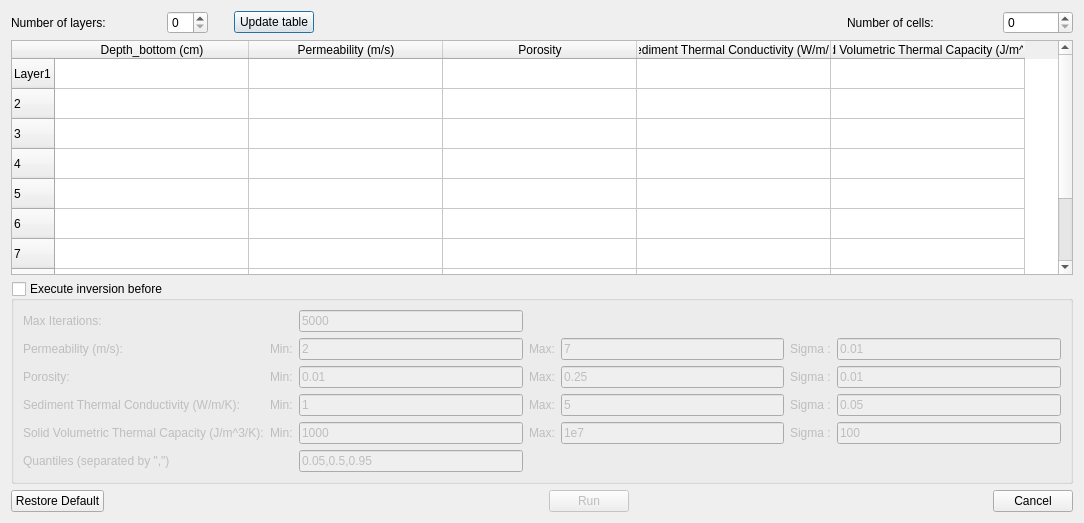
The window that Molonari_2021/ihm/molonaviz/dialogcompute.ui (GVigne/Molonari-2022) describes before a commit, drawn with Qt 5.
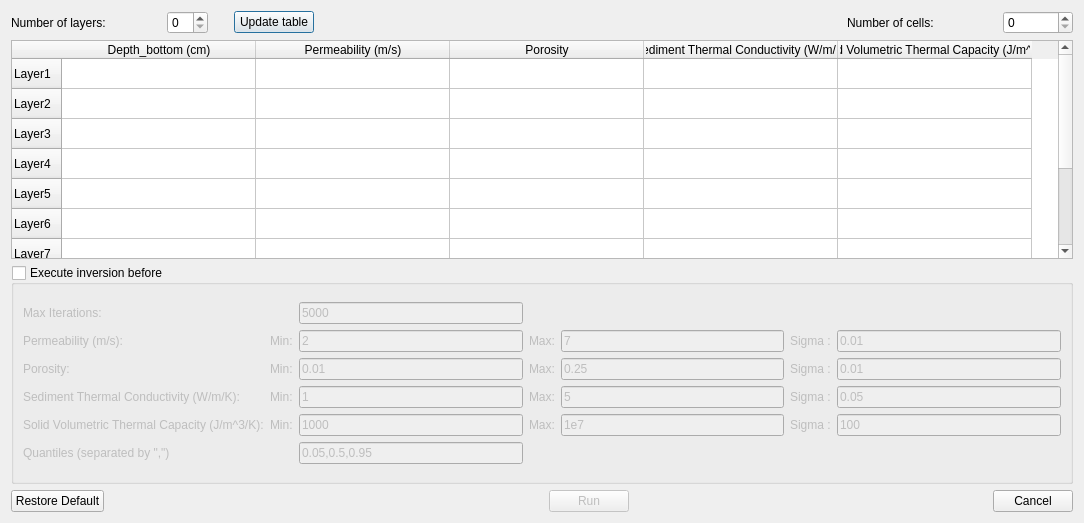
The same window after the commit.

Commit message:
IHM1_Compute
Première version de la fenêtre Compute

Diff of the .ui file:
```diff
--- a/Molonari_2021/ihm/molonaviz/dialogcompute.ui
+++ b/Molonari_2021/ihm/molonaviz/dialogcompute.ui
@@ -19,7 +19,7 @@
   <property name="windowTitle">
    <string>Compute</string>
   </property>
-  <layout class="QVBoxLayout" name="verticalLayout_2" stretch="0,1,0,0">
+  <layout class="QVBoxLayout" name="verticalLayout_2" stretch="0,0,0,0">
    <item>
     <layout class="QHBoxLayout" name="horizontalLayout">
      <item>
@@ -163,15 +163,51 @@
        <string>Layer1</string>
       </property>
      </row>
-     <row/>
-     <row/>
-     <row/>
-     <row/>
-     <row/>
-     <row/>
-     <row/>
-     <row/>
-     <row/>
+     <row>
+      <property name="text">
+       <string>Layer2</string>
+      </property>
+     </row>
+     <row>
+      <property name="text">
+       <string>Layer3</string>
+      </property>
+     </row>
+     <row>
+      <property name="text">
+       <string>Layer4</string>
+      </property>
+     </row>
+     <row>
+      <property name="text">
+       <string>Layer5</string>
+      </property>
+     </row>
+     <row>
+      <property name="text">
+       <string>Layer6</string>
+      </property>
+     </row>
+     <row>
+      <property name="text">
+       <string>Layer7</string>
+      </property>
+     </row>
+     <row>
+      <property name="text">
+       <string>Layer8</string>
+      </property>
+     </row>
+     <row>
+      <property name="text">
+       <string>Layer9</string>
+      </property>
+     </row>
+     <row>
+      <property name="text">
+       <string>Layer10</string>
+      </property>
+     </row>
      <column>
       <property name="text">
        <string>Depth_bottom (cm)</string>
@@ -197,14 +233,6 @@
        <string>Solid Volumetric Thermal Capacity (J/m^3/K)</string>
       </property>
      </column>
-     <item row="0" column="0">
-      <property name="text">
-       <string/>
-      </property>
-      <property name="textAlignment">
-       <set>AlignCenter</set>
-      </property>
-     </item>
     </widget>
    </item>
    <item>
```
The commit also changes 1 other file.
